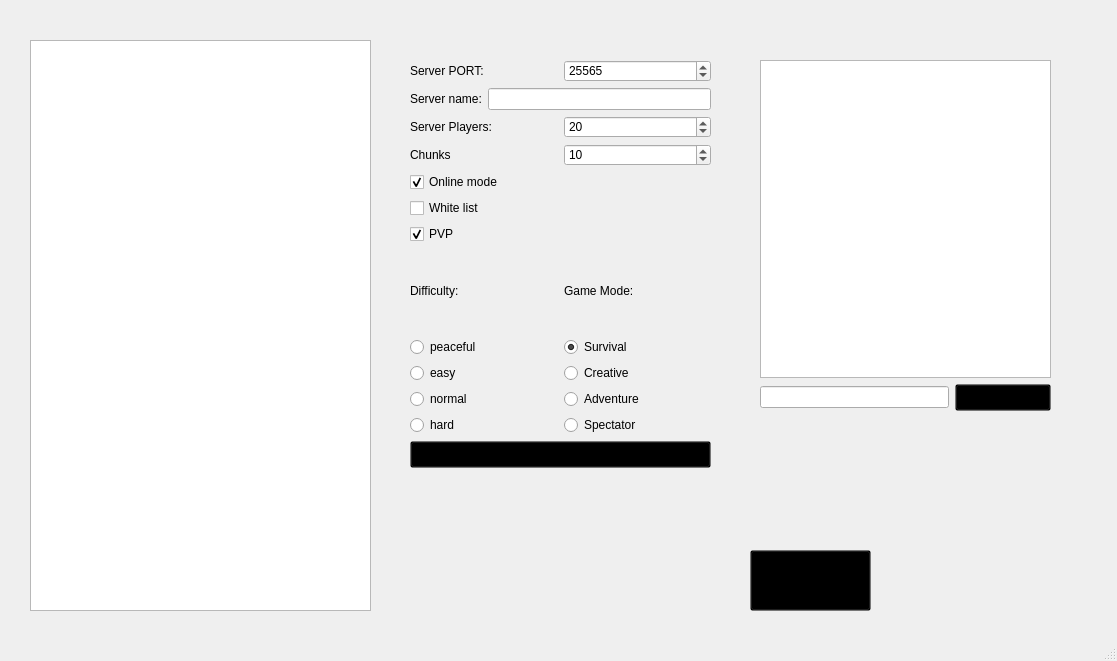
First picture: the form in ui/mainwindow.ui, repository MarcRoviraP/Gestor_Minecraft_Server, before the edit.
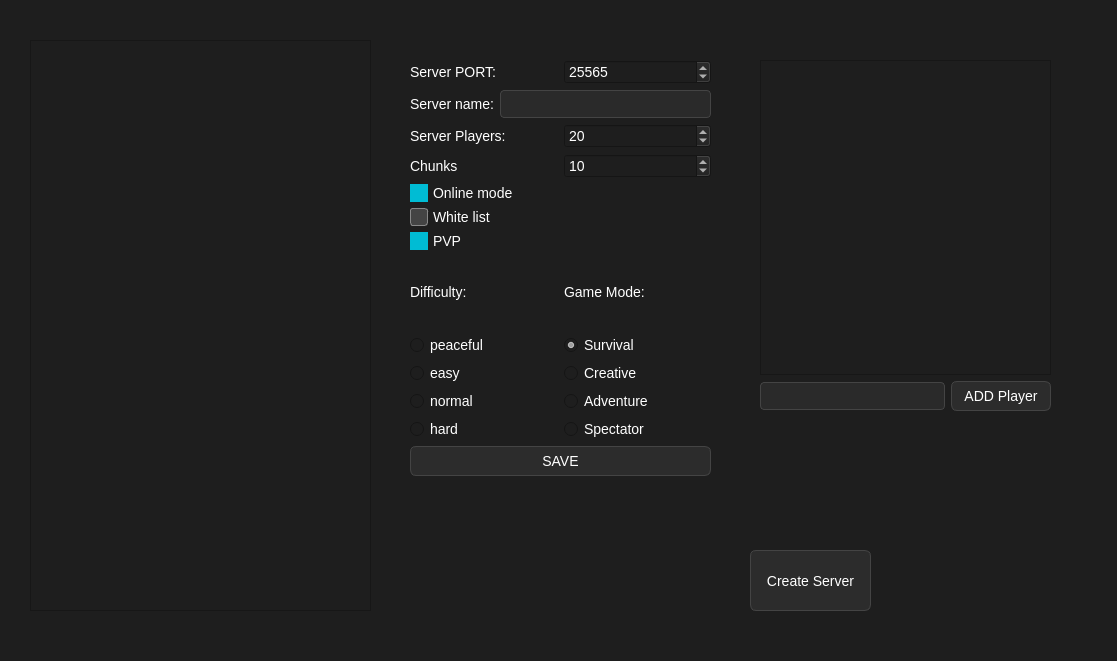
Second picture: the form after the edit.

Commit message: Refactor main window styles and enhance button functionality

The edit to the form file:
```diff
--- a/ui/mainwindow.ui
+++ b/ui/mainwindow.ui
@@ -14,10 +14,129 @@
    <string>MainWindow</string>
   </property>
   <property name="styleSheet">
-   <string notr="true">QPushButton {
+   <string notr="true">/* =============== COLORES BASE =============== */
+* {
+    color: #ffffff;
+    font-family: 'Segoe UI', sans-serif;
+    font-size: 14px;
+}
+
+/* =============== FONDO GENERAL =============== */
+QWidget {
+    background-color: #1e1e1e;
+}
+
+/* =============== BOTONES ===================== */
+QPushButton {
+    background-color: #2c2c2c;
+    border: 1px solid #444;
+    border-radius: 6px;
+    padding: 6px 12px;
+}
+
+QPushButton:hover {
+    background-color: #3d3d3d;
+    border: 1px solid #666;
+}
+
+QPushButton:pressed {
+    background-color: #555;
+    border: 1px solid #888;
+}
+
+/* =============== BOTONES ICONO ================= */
+QPushButton[btnType=&quot;icon&quot;] {
     background: transparent;
-    font-size: 16px;
-    font-weight: bold;
+    border: none;
+    padding: 6px;
+}
+
+QPushButton[btnType=&quot;icon&quot;]:hover {
+    background-color: rgba(255, 255, 255, 0.1);
+    border-radius: 6px;
+}
+
+QPushButton[btnType=&quot;icon&quot;]:pressed {
+    background-color: rgba(255, 255, 255, 0.2);
+}
+
+/* =============== LABELS ======================= */
+QLabel {
+    color: #ffffff;
+}
+
+/* =============== ENTRADAS DE TEXTO ============ */
+QLineEdit, QTextEdit, QPlainTextEdit {
+    background-color: #2a2a2a;
+    border: 1px solid #444;
+    border-radius: 4px;
+    padding: 4px;
+    color: #eee;
+}
+
+QLineEdit:focus, QTextEdit:focus, QPlainTextEdit:focus {
+    border: 1px solid #00bcd4;
+}
+
+/* =============== COMBOBOX ===================== */
+QComboBox {
+    background-color: #2a2a2a;
+    border: 1px solid #444;
+    padding: 4px;
+    border-radius: 4px;
+}
+
+QComboBox::drop-down {
+    border: none;
+}
+
+QComboBox QAbstractItemView {
+    background-color: #2a2a2a;
+    selection-background-color: #00bcd4;
+    color: #fff;
+}
+
+/* =============== CHECKBOX ===================== */
+QCheckBox {
+    spacing: 5px;
+}
+
+QCheckBox::indicator {
+    width: 16px;
+    height: 16px;
+}
+
+QCheckBox::indicator:unchecked {
+    background-color: #444;
+    border: 1px solid #888;
+    border-radius: 3px;
+}
+
+QCheckBox::indicator:checked {
+    background-color: #00bcd4;
+    border: 1px solid #00bcd4;
+}
+
+/* =============== SCROLLBARS =================== */
+QScrollBar:vertical, QScrollBar:horizontal {
+    background: #1e1e1e;
+    border: none;
+    width: 10px;
+    margin: 0px;
+}
+
+QScrollBar::handle {
+    background: #555;
+    border-radius: 5px;
+}
+
+QScrollBar::handle:hover {
+    background: #00bcd4;
+}
+
+QScrollBar::add-line, QScrollBar::sub-line {
+    height: 0px;
+    width: 0px;
 }
 </string>
   </property>
@@ -106,7 +225,7 @@
        <x>20</x>
        <y>20</y>
        <width>301</width>
-       <height>408</height>
+       <height>416</height>
       </rect>
      </property>
      <layout class="QVBoxLayout" name="verticalLayout_5">
```
Left out of the diff: 2 changed lines with no effect on the pictures. The commit also changes 3 other files.
